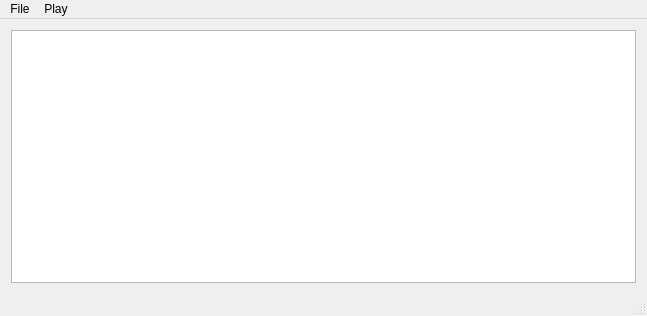
Above: src/mainDialog.ui from obraunsdorf/playbook-creator before the change. Below: the same form after it.
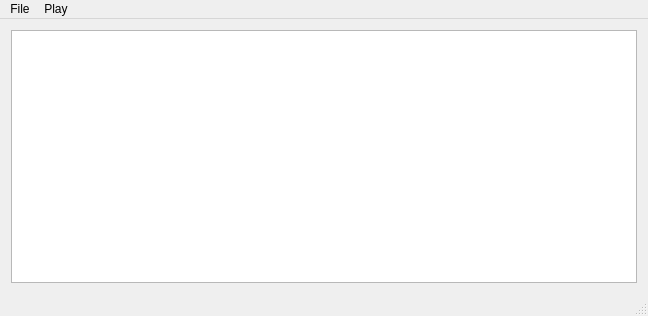
That is the form after the change.

The edit to the form file:
```diff
--- a/src/mainDialog.ui
+++ b/src/mainDialog.ui
@@ -9,7 +9,7 @@
    <rect>
     <x>0</x>
     <y>0</y>
-    <width>647</width>
+    <width>648</width>
     <height>316</height>
    </rect>
   </property>
@@ -34,7 +34,7 @@
     <rect>
      <x>0</x>
      <y>0</y>
-     <width>647</width>
+     <width>648</width>
      <height>20</height>
     </rect>
    </property>
```
